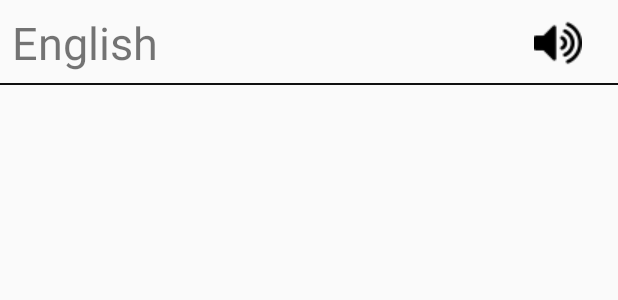
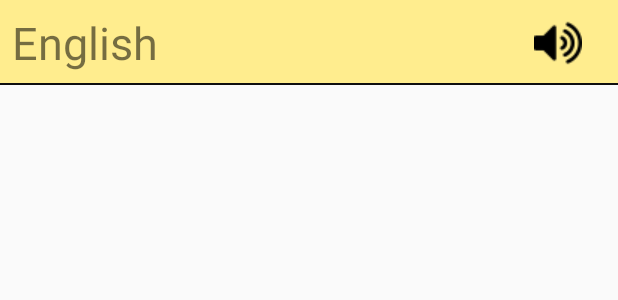
Before and after one commit to javadi92/DictionaryPlus, an Android app: the layout favorite_view_holder.xml on its own in the app's theme, with its tools: preview values and no code run, on a phone screen of 412 x 824 dp. Shown: the top 300 px of the screen. Run offline under Robolectric (Android 15) with nearby library versions, the phone set to English and light mode, and no system bars.

Commit message:
set selector for recycler views click

```diff
--- a/app/src/main/java/com/javadi/dictionary/Favorite.java
+++ b/app/src/main/java/com/javadi/dictionary/Favorite.java
@@ -11,9 +11,7 @@ import android.support.v7.widget.RecyclerView;
 import android.view.Gravity;
 import android.view.View;
 import android.widget.ImageView;
-
 import com.javadi.dictionary.adapter.FavoriteAdapter;
-
 import java.util.ArrayList;
 import java.util.List;
 
@@ -71,6 +69,7 @@ public class Favorite extends AppCompatActivity {
             @Override
             public void onClick(View v) {
                 Intent intentHistory=new Intent(Favorite.this,History.class);
+                finish();
                 startActivity(intentHistory);
                 if(drawerFavorite.isDrawerOpen(Gravity.RIGHT)){
                     drawerFavorite.closeDrawer(Gravity.RIGHT);
--- a/app/src/main/java/com/javadi/dictionary/History.java
+++ b/app/src/main/java/com/javadi/dictionary/History.java
@@ -63,6 +63,7 @@ public class History extends AppCompatActivity {
             @Override
             public void onClick(View v) {
                 Intent favoriteIntent=new Intent(History.this,Favorite.class);
+                finish();
                 startActivity(favoriteIntent);
                 if(drawerLayoutHistory.isDrawerOpen(Gravity.RIGHT)){
                     drawerLayoutHistory.closeDrawer(Gravity.RIGHT);
--- /dev/null
+++ b/app/src/main/res/drawable/effect.xml
@@ -0,0 +1,6 @@
+<?xml version="1.0" encoding="utf-8"?>
+<selector xmlns:android="http://schemas.android.com/apk/res/android">
+
+    <item android:state_pressed="false" android:drawable="@color/colorBackground"/>
+    <item android:state_pressed="true" android:drawable="@color/colorPrimary"/>
+</selector>
--- a/app/src/main/res/layout/favorite_view_holder.xml
+++ b/app/src/main/res/layout/favorite_view_holder.xml
@@ -3,7 +3,8 @@
     xmlns:android="http://schemas.android.com/apk/res/android"
     xmlns:app="http://schemas.android.com/apk/res-auto"
     xmlns:tools="http://schemas.android.com/tools"
-    android:background="?android:attr/selectableItemBackground"
+    android:background="@drawable/effect"
+    android:clickable="true"
     android:layout_width="match_parent"
     android:layout_height="wrap_content">
 
--- a/app/src/main/res/layout/history_view_holder.xml
+++ b/app/src/main/res/layout/history_view_holder.xml
@@ -3,7 +3,7 @@
     xmlns:android="http://schemas.android.com/apk/res/android"
     xmlns:app="http://schemas.android.com/apk/res-auto"
     xmlns:tools="http://schemas.android.com/tools"
-    android:background="?android:attr/selectableItemBackground"
+    android:background="@drawable/effect"
     android:layout_width="match_parent"
     android:layout_height="wrap_content">
 
```
Also changed, not shown: app/src/main/java/com/javadi/dictionary/MainActivity.java (+9 -1 lines), app/src/main/res/layout/settings.xml (added, +47 -0 lines).
